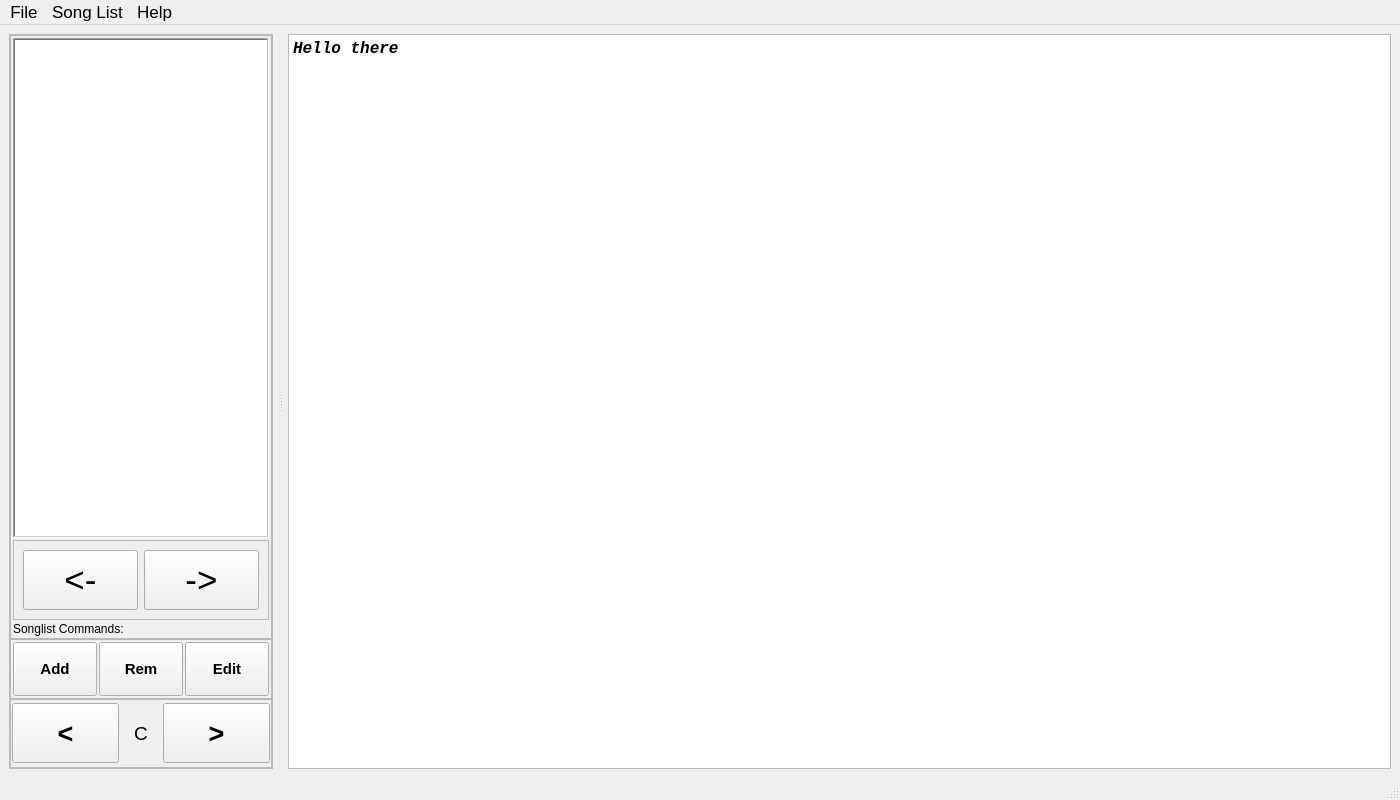
Qt form MainWindow.ui (carlbeech/OpenSongViewer) before a commit.
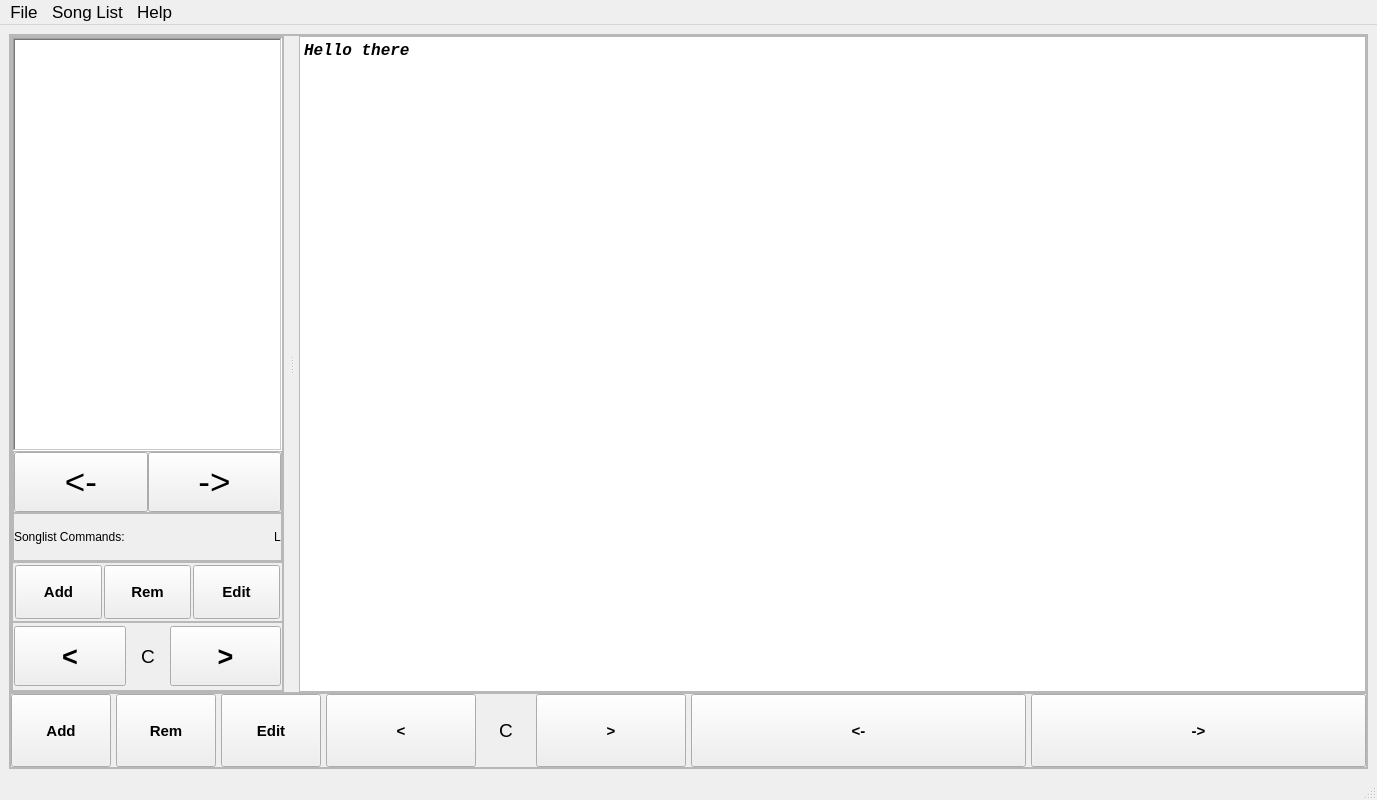
The same form after that commit. Icons and pictures are not drawn.

The edit to the form file:
```diff
--- a/MainWindow.ui
+++ b/MainWindow.ui
@@ -6,7 +6,7 @@
    <rect>
     <x>0</x>
     <y>0</y>
-    <width>1400</width>
+    <width>1377</width>
     <height>800</height>
    </rect>
   </property>
@@ -20,8 +20,74 @@
    <string>MainWindow</string>
   </property>
   <widget class="QWidget" name="centralwidget">
+   <property name="sizePolicy">
+    <sizepolicy hsizetype="Maximum" vsizetype="Maximum">
+     <horstretch>0</horstretch>
+     <verstretch>0</verstretch>
+    </sizepolicy>
+   </property>
    <layout class="QGridLayout" name="gridLayout">
     <item row="1" column="0">
+     <widget class="QFrame" name="frame_3">
+      <property name="sizePolicy">
+       <sizepolicy hsizetype="Expanding" vsizetype="Expanding">
+        <horstretch>0</horstretch>
+        <verstretch>0</verstretch>
+       </sizepolicy>
+      </property>
+      <property name="frameShape">
+       <enum>QFrame::StyledPanel</enum>
+      </property>
+      <property name="frameShadow">
+       <enum>QFrame::Raised</enum>
+      </property>
+      <layout class="QVBoxLayout" name="verticalLayout_2">
+       <property name="spacing">
+        <number>0</number>
+       </property>
+       <property name="leftMargin">
+        <number>0</number>
+       </property>
+       <property name="topMargin">
+        <number>0</number>
+       </property>
+       <property name="rightMargin">
+        <number>0</number>
+       </property>
+       <property name="bottomMargin">
+        <number>0</number>
+       </property>
+       <item>
+        <widget class="QFrame" name="frame_6">
+         <property name="sizePolicy">
+          <sizepolicy hsizetype="MinimumExpanding" vsizetype="MinimumExpanding">
+           <horstretch>0</horstretch>
+           <verstretch>0</verstretch>
+          </sizepolicy>
+         </property>
+         <property name="frameShape">
+          <enum>QFrame::StyledPanel</enum>
+         </property>
+         <property name="frameShadow">
+          <enum>QFrame::Raised</enum>
+         </property>
+         <layout class="QHBoxLayout" name="horizontalLayout_4">
+          <property name="spacing">
+           <number>0</number>
+          </property>
+          <property name="leftMargin">
+           <number>0</number>
+          </property>
+          <property name="topMargin">
+           <number>0</number>
+          </property>
+          <property name="rightMargin">
+           <number>0</number>
+          </property>
+          <property name="bottomMargin">
+           <number>0</number>
+          </property>
+          <item>
      <widget class="QSplitter" name="splitter">
       <property name="lineWidth">
        <number>1</number>
@@ -41,7 +107,7 @@
        </property>
        <property name="minimumSize">
         <size>
-         <width>150</width>
+               <width>0</width>
          <height>0</height>
         </size>
        </property>
@@ -93,23 +159,23 @@
           <property name="frameShadow">
            <enum>QFrame::Raised</enum>
           </property>
-          <layout class="QGridLayout" name="gridLayout_2">
+                <layout class="QVBoxLayout" name="verticalLayout_3">
+                 <property name="spacing">
+                  <number>0</number>
+                 </property>
            <property name="leftMargin">
-            <number>2</number>
+                  <number>0</number>
            </property>
            <property name="topMargin">
-            <number>2</number>
+                  <number>0</number>
            </property>
            <property name="rightMargin">
-            <number>2</number>
+                  <number>0</number>
            </property>
            <property name="bottomMargin">
-            <number>2</number>
-           </property>
-           <property name="spacing">
-            <number>2</number>
-           </property>
-           <item row="0" column="0">
+                  <number>0</number>
+                 </property>
+                 <item>
             <widget class="QListView" name="SongList">
              <property name="sizePolicy">
               <sizepolicy hsizetype="Expanding" vsizetype="Expanding">
@@ -158,14 +224,82 @@
              </property>
             </widget>
            </item>
-           <item row="2" column="0">
-            <widget class="QLabel" name="label">
+                 <item>
+                  <widget class="QFrame" name="frame_9">
+                   <property name="frameShape">
+                    <enum>QFrame::StyledPanel</enum>
+                   </property>
+                   <property name="frameShadow">
+                    <enum>QFrame::Raised</enum>
+                   </property>
+                   <layout class="QHBoxLayout" name="horizontalLayout_6">
+                    <property name="spacing">
+                     <number>0</number>
+                    </property>
+                    <property name="leftMargin">
+                     <number>0</number>
+                    </property>
+                    <property name="topMargin">
+                     <number>0</number>
+                    </property>
+                    <property name="rightMargin">
+                     <number>0</number>
+                    </property>
+                    <property name="bottomMargin">
+                     <number>0</number>
+                    </property>
+                    <item>
+                     <widget class="QPushButton" name="PrevSong">
+                      <property name="sizePolicy">
+                       <sizepolicy hsizetype="Minimum" vsizetype="Expanding">
+                        <horstretch>0</horstretch>
+                        <verstretch>0</verstretch>
+                       </sizepolicy>
+                      </property>
+                      <property name="minimumSize">
+                       <size>
+                        <width>0</width>
+                        <height>60</height>
+                       </size>
+                      </property>
+                      <property name="font">
+                       <font>
+                        <pointsize>26</pointsize>
+                       </font>
+                      </property>
              <property name="text">
-              <string>Songlist Commands:</string>
+                       <string>&lt;-</string>
              </property>
             </widget>
            </item>
-           <item row="1" column="0">
+                    <item>
+                     <widget class="QPushButton" name="NextSong">
+                      <property name="sizePolicy">
+                       <sizepolicy hsizetype="Minimum" vsizetype="Expanding">
+                        <horstretch>0</horstretch>
+                        <verstretch>0</verstretch>
+                       </sizepolicy>
+                      </property>
+                      <property name="minimumSize">
+                       <size>
+                        <width>0</width>
+                        <height>60</height>
+                       </size>
+                      </property>
+                      <property name="font">
+                       <font>
+                        <pointsize>26</pointsize>
+                       </font>
+                      </property>
+                      <property name="text">
+                       <string>-&gt;</string>
+                      </property>
+                     </widget>
+                    </item>
+                   </layout>
+                  </widget>
+                 </item>
+                 <item>
             <widget class="QFrame" name="frame">
              <property name="sizePolicy">
               <sizepolicy hsizetype="Preferred" vsizetype="Expanding">
@@ -186,51 +320,51 @@
               <enum>QFrame::Raised</enum>
              </property>
              <layout class="QHBoxLayout" name="horizontalLayout_2">
+                    <property name="spacing">
+                     <number>0</number>
+                    </property>
+                    <property name="leftMargin">
+                     <number>0</number>
+                    </property>
+                    <property name="topMargin">
+                     <number>0</number>
+                    </property>
+                    <property name="rightMargin">
+                     <number>0</number>
+                    </property>
+                    <property name="bottomMargin">
+                     <number>0</number>
+                    </property>
               <item>
-               <widget class="QPushButton" name="PrevSong">
-                <property name="sizePolicy">
-                 <sizepolicy hsizetype="Minimum" vsizetype="Expanding">
-                  <horstretch>0</horstretch>
-                  <verstretch>0</verstretch>
-                 </sizepolicy>
-                </property>
-                <property name="minimumSize">
-                 <size>
-                  <width>0</width>
-                  <height>60</height>
-                 </size>
-                </property>
-                <property name="font">
-                 <font>
-                  <pointsize>26</pointsize>
-                 </font>
-                </property>
+                     <widget class="QLabel" name="label">
                 <property name="text">
-                 <string>&lt;-</string>
+                       <string>Songlist Commands:</string>
                 </property>
                </widget>
               </item>
               <item>
-               <widget class="QPushButton" name="NextSong">
-                <property name="sizePolicy">
-                 <sizepolicy hsizetype="Minimum" vsizetype="Expanding">
-                  <horstretch>0</horstretch>
-                  <verstretch>0</verstretch>
-                 </sizepolicy>
-                </property>
-                <property name="minimumSize">
+                     <spacer name="horizontalSpacer">
+                      <property name="orientation">
+                       <enum>Qt::Horizontal</enum>
+                      </property>
+                      <property name="sizeHint" stdset="0">
                  <size>
-                  <width>0</width>
-                  <height>60</height>
-                 </size>
-                </property>
-                <property name="font">
-                 <font>
-                  <pointsize>26</pointsize>
-                 </font>
+                        <width>149</width>
+                        <height>20</height>
+                       </size>
+                      </property>
+                     </spacer>
+                    </item>
+                    <item>
+                     <widget class="QLabel" name="OrientationIndicator">
+                      <property name="maximumSize">
+                       <size>
+                        <width>30</width>
+                        <height>16777215</height>
+                       </size>
                 </property>
                 <property name="text">
-                 <string>-&gt;</string>
+                       <string>L</string>
                 </property>
                </widget>
               </item>
@@ -483,9 +617,245 @@
 &lt;html&gt;&lt;head&gt;&lt;meta name=&quot;qrichtext&quot; content=&quot;1&quot; /&gt;&lt;style type=&quot;text/css&quot;&gt;
 p, li { white-space: pre-wrap; }
 &lt;/style&gt;&lt;/head&gt;&lt;body style=&quot; font-family:'Courier New'; font-size:12pt; font-weight:400; font-style:normal;&quot;&gt;
-&lt;p style=&quot; margin-top:0px; margin-bottom:0px; margin-left:0px; margin-right:0px; -qt-block-indent:0; text-indent:0px;&quot;&gt;&lt;span style=&quot; font-family:'Courier New'; font-weight:600; font-style:italic;&quot;&gt;Hello there&lt;/span&gt;&lt;/p&gt;&lt;/body&gt;&lt;/html&gt;</string>
-       </property>
-      </widget>
+&lt;p style=&quot; margin-top:0px; margin-bottom:0px; margin-left:0px; margin-right:0px; -qt-block-indent:0; text-indent:0px;&quot;&gt;&lt;span style=&quot; font-weight:600; font-style:italic;&quot;&gt;Hello there&lt;/span&gt;&lt;/p&gt;&lt;/body&gt;&lt;/html&gt;</string>
+             </property>
+            </widget>
+           </widget>
+          </item>
+         </layout>
+        </widget>
+       </item>
+       <item>
+        <widget class="QFrame" name="frame_8">
+         <property name="sizePolicy">
+          <sizepolicy hsizetype="Expanding" vsizetype="Expanding">
+           <horstretch>0</horstretch>
+           <verstretch>0</verstretch>
+          </sizepolicy>
+         </property>
+         <property name="maximumSize">
+          <size>
+           <width>16777215</width>
+           <height>75</height>
+          </size>
+         </property>
+         <property name="frameShape">
+          <enum>QFrame::StyledPanel</enum>
+         </property>
+         <property name="frameShadow">
+          <enum>QFrame::Raised</enum>
+         </property>
+         <layout class="QHBoxLayout" name="horizontalLayout_5">
+          <property name="spacing">
+           <number>5</number>
+          </property>
+          <property name="leftMargin">
+           <number>0</number>
+          </property>
+          <property name="topMargin">
+           <number>0</number>
+          </property>
+          <property name="rightMargin">
+           <number>0</number>
+          </property>
+          <property name="bottomMargin">
+           <number>0</number>
+          </property>
+          <item>
+           <widget class="QPushButton" name="AddSong2">
+            <property name="sizePolicy">
+             <sizepolicy hsizetype="Minimum" vsizetype="Expanding">
+              <horstretch>0</horstretch>
+              <verstretch>0</verstretch>
+             </sizepolicy>
+            </property>
+            <property name="maximumSize">
+             <size>
+              <width>100</width>
+              <height>16777215</height>
+             </size>
+            </property>
+            <property name="font">
+             <font>
+              <pointsize>11</pointsize>
+              <weight>75</weight>
+              <bold>true</bold>
+             </font>
+            </property>
+            <property name="text">
+             <string>Add</string>
+            </property>
+           </widget>
+          </item>
+          <item>
+           <widget class="QPushButton" name="DeleteSong2">
+            <property name="sizePolicy">
+             <sizepolicy hsizetype="Minimum" vsizetype="Expanding">
+              <horstretch>0</horstretch>
+              <verstretch>0</verstretch>
+             </sizepolicy>
+            </property>
+            <property name="maximumSize">
+             <size>
+              <width>100</width>
+              <height>16777215</height>
+             </size>
+            </property>
+            <property name="font">
+             <font>
+              <pointsize>11</pointsize>
+              <weight>75</weight>
+              <bold>true</bold>
+             </font>
+            </property>
+            <property name="text">
+             <string>Rem</string>
+            </property>
+           </widget>
+          </item>
+          <item>
+           <widget class="QPushButton" name="EditSong2">
+            <property name="sizePolicy">
+             <sizepolicy hsizetype="Minimum" vsizetype="Expanding">
+              <horstretch>0</horstretch>
+              <verstretch>0</verstretch>
+             </sizepolicy>
+            </property>
+            <property name="maximumSize">
+             <size>
+              <width>100</width>
+              <height>16777215</height>
+             </size>
+            </property>
+            <property name="font">
+             <font>
+              <pointsize>11</pointsize>
+              <weight>75</weight>
+              <bold>true</bold>
+             </font>
+            </property>
+            <property name="text">
+             <string>Edit</string>
+            </property>
+           </widget>
+          </item>
+          <item>
+           <widget class="QPushButton" name="TransposeMinus2">
+            <property name="sizePolicy">
+             <sizepolicy hsizetype="Minimum" vsizetype="Expanding">
+              <horstretch>0</horstretch>
+              <verstretch>0</verstretch>
+             </sizepolicy>
+            </property>
+            <property name="maximumSize">
+             <size>
+              <width>150</width>
+              <height>16777215</height>
+             </size>
+            </property>
+            <property name="font">
+             <font>
+              <pointsize>11</pointsize>
+              <weight>75</weight>
+              <bold>true</bold>
+             </font>
+            </property>
+            <property name="text">
+             <string>&lt;</string>
+            </property>
+           </widget>
+          </item>
+          <item>
+           <widget class="QLabel" name="CurrentKey2">
+            <property name="maximumSize">
+             <size>
+              <width>50</width>
+              <height>16777215</height>
+             </size>
+            </property>
+            <property name="font">
+             <font>
+              <pointsize>14</pointsize>
+             </font>
+            </property>
+            <property name="text">
+             <string>C</string>
+            </property>
+            <property name="alignment">
+             <set>Qt::AlignCenter</set>
+            </property>
+           </widget>
+          </item>
+          <item>
+           <widget class="QPushButton" name="TransposePlus2">
+            <property name="sizePolicy">
+             <sizepolicy hsizetype="Minimum" vsizetype="Expanding">
+              <horstretch>0</horstretch>
+              <verstretch>0</verstretch>
+             </sizepolicy>
+            </property>
+            <property name="maximumSize">
+             <size>
+              <width>150</width>
+              <height>16777215</height>
+             </size>
+            </property>
+            <property name="font">
+             <font>
+              <pointsize>11</pointsize>
+              <weight>75</weight>
+              <bold>true</bold>
+             </font>
+            </property>
+            <property name="text">
+             <string>&gt;</string>
+            </property>
+           </widget>
+          </item>
+          <item>
+           <widget class="QPushButton" name="PrevSong2">
+            <property name="sizePolicy">
+             <sizepolicy hsizetype="Minimum" vsizetype="Expanding">
+              <horstretch>0</horstretch>
+              <verstretch>0</verstretch>
+             </sizepolicy>
+            </property>
+            <property name="font">
+             <font>
+              <pointsize>11</pointsize>
+              <weight>75</weight>
+              <bold>true</bold>
+             </font>
+            </property>
+            <property name="text">
+             <string>&lt;-</string>
+            </property>
+           </widget>
+          </item>
+          <item>
+           <widget class="QPushButton" name="NextSong2">
+            <property name="sizePolicy">
+             <sizepolicy hsizetype="Minimum" vsizetype="Expanding">
+              <horstretch>0</horstretch>
+              <verstretch>0</verstretch>
+             </sizepolicy>
+            </property>
+            <property name="font">
+             <font>
+              <pointsize>11</pointsize>
+              <weight>75</weight>
+              <bold>true</bold>
+             </font>
+            </property>
+            <property name="text">
+             <string>-&gt;</string>
+            </property>
+           </widget>
+          </item>
+         </layout>
+        </widget>
+       </item>
+      </layout>
      </widget>
     </item>
    </layout>
@@ -495,8 +865,8 @@
     <rect>
      <x>0</x>
      <y>0</y>
-     <width>1400</width>
-     <height>24</height>
+     <width>1377</width>
+     <height>29</height>
     </rect>
    </property>
    <property name="font">
```
Left out of the diff: 14 changed lines with no effect on the pictures. Lines whose indentation alone changed are shown as unchanged.
